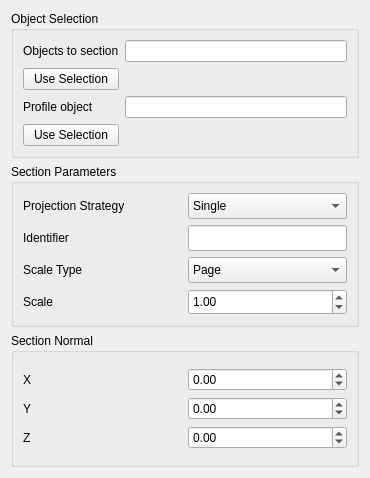
southseact-3d/fcd, file src/Mod/TechDraw/Gui/TaskComplexSection.ui: the form before one commit.
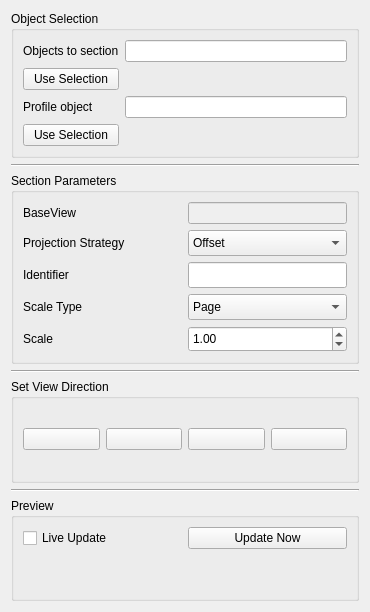
The form after the commit. Icons and pictures are not drawn.

Commit message:
[TD]SectionView/ComplexSection - preview, direction selection
- add preview/live update to TaskSectionView & TaskComplexSection
- add view direction selector to uis
- use SectionNormal as Direction.  Make Direction read-only
- simplify section line end point calculation
- section group command in toolbar
- make section and complex section icons consistent
- fix compsolid cutting tool
- terminology: single/piecewise to offset/aligned

The edit to the form file:
```diff
--- a/src/Mod/TechDraw/Gui/TaskComplexSection.ui
+++ b/src/Mod/TechDraw/Gui/TaskComplexSection.ui
@@ -7,7 +7,7 @@
     <x>0</x>
     <y>0</y>
     <width>370</width>
-    <height>478</height>
+    <height>612</height>
    </rect>
   </property>
   <property name="sizePolicy">
@@ -85,6 +85,13 @@
      </layout>
     </widget>
    </item>
+   <item>
+    <widget class="Line" name="line">
+     <property name="orientation">
+      <enum>Qt::Horizontal</enum>
+     </property>
+    </widget>
+   </item>
    <item>
     <widget class="QGroupBox" name="groupBox_2">
      <property name="title">
@@ -93,14 +100,7 @@
      <layout class="QVBoxLayout" name="verticalLayout_2">
       <item>
        <layout class="QGridLayout" name="gridLayout_4" columnstretch="1,1">
-        <item row="1" column="0">
-         <widget class="QLabel" name="label_2">
-          <property name="text">
-           <string>Identifier</string>
-          </property>
-         </widget>
-        </item>
-        <item row="2" column="1">
+        <item row="3" column="1">
          <widget class="QComboBox" name="cmbScaleType">
           <property name="minimumSize">
            <size>
@@ -128,54 +128,41 @@
           </item>
          </widget>
         </item>
-        <item row="3" column="1">
-         <widget class="QDoubleSpinBox" name="dsbScale">
-          <property name="minimumSize">
-           <size>
-            <width>0</width>
-            <height>26</height>
-           </size>
-          </property>
-          <property name="value">
-           <double>1.000000000000000</double>
-          </property>
-         </widget>
-        </item>
-        <item row="2" column="0">
-         <widget class="QLabel" name="label_3">
-          <property name="text">
-           <string>Scale Type</string>
-          </property>
-         </widget>
-        </item>
-        <item row="3" column="0">
+        <item row="4" column="0">
          <widget class="QLabel" name="label">
           <property name="text">
            <string>Scale</string>
           </property>
          </widget>
         </item>
-        <item row="1" column="1">
-         <widget class="QLineEdit" name="leSymbol">
+        <item row="3" column="0">
+         <widget class="QLabel" name="label_3">
+          <property name="text">
+           <string>Scale Type</string>
+          </property>
+         </widget>
+        </item>
+        <item row="4" column="1">
+         <widget class="QDoubleSpinBox" name="sbScale">
           <property name="minimumSize">
            <size>
             <width>0</width>
             <height>26</height>
            </size>
           </property>
-          <property name="toolTip">
-           <string>Identifier for this section</string>
+          <property name="value">
+           <double>1.000000000000000</double>
           </property>
          </widget>
         </item>
-        <item row="0" column="0">
+        <item row="1" column="0">
          <widget class="QLabel" name="label_7">
           <property name="text">
            <string>Projection Strategy</string>
           </property>
          </widget>
         </item>
-        <item row="0" column="1">
+        <item row="1" column="1">
          <widget class="QComboBox" name="cmbStrategy">
           <property name="sizePolicy">
            <sizepolicy hsizetype="Preferred" vsizetype="Fixed">
@@ -196,14 +183,14 @@
            </size>
           </property>
           <property name="currentText">
-           <string>Single</string>
+           <string>Offset</string>
           </property>
           <property name="currentIndex">
            <number>0</number>
           </property>
           <item>
            <property name="text">
-            <string>Single</string>
+            <string>Offset</string>
            </property>
           </item>
           <item>
@@ -218,67 +205,194 @@
           </item>
          </widget>
         </item>
+        <item row="2" column="0">
+         <widget class="QLabel" name="label_2">
+          <property name="text">
+           <string>Identifier</string>
+          </property>
+         </widget>
+        </item>
+        <item row="2" column="1">
+         <widget class="QLineEdit" name="leSymbol">
+          <property name="minimumSize">
+           <size>
+            <width>0</width>
+            <height>26</height>
+           </size>
+          </property>
+          <property name="toolTip">
+           <string>Identifier for this section</string>
+          </property>
+         </widget>
+        </item>
+        <item row="0" column="0">
+         <widget class="QLabel" name="label_5">
+          <property name="text">
+           <string>BaseView</string>
+          </property>
+         </widget>
+        </item>
+        <item row="0" column="1">
+         <widget class="QLineEdit" name="leBaseView">
+          <property name="enabled">
+           <bool>false</bool>
+          </property>
+         </widget>
+        </item>
        </layout>
       </item>
      </layout>
     </widget>
    </item>
    <item>
-    <widget class="QGroupBox" name="groupBox_3">
+    <widget class="Line" name="line_2">
+     <property name="orientation">
+      <enum>Qt::Horizontal</enum>
+     </property>
+    </widget>
+   </item>
+   <item>
+    <widget class="QGroupBox" name="gbOrientation">
      <property name="title">
-      <string>Section Normal</string>
+      <string>Set View Direction</string>
      </property>
      <layout class="QVBoxLayout" name="verticalLayout_4">
       <item>
+       <layout class="QHBoxLayout" name="viewDirectionLayout"/>
+      </item>
+      <item>
+       <layout class="QHBoxLayout" name="quickPickLayout">
+        <item>
+         <widget class="QPushButton" name="pbUp">
+          <property name="toolTip">
+           <string>Preset view direction looking up.</string>
+          </property>
+          <property name="text">
+           <string/>
+          </property>
+          <property name="icon">
+           <iconset>
+            <normalon>:/icons/actions/section-up.svg</normalon>
+           </iconset>
+          </property>
+          <property name="iconSize">
+           <size>
+            <width>48</width>
+            <height>48</height>
+           </size>
+          </property>
+         </widget>
+        </item>
+        <item>
+         <widget class="QPushButton" name="pbDown">
+          <property name="toolTip">
+           <string>Preset view direction looking down.</string>
+          </property>
+          <property name="text">
+           <string/>
+          </property>
+          <property name="icon">
+           <iconset>
+            <normalon>:/icons/actions/section-down.svg</normalon>
+           </iconset>
+          </property>
+          <property name="iconSize">
+           <size>
+            <width>48</width>
+            <height>48</height>
+           </size>
+          </property>
+         </widget>
+        </item>
+        <item>
+         <widget class="QPushButton" name="pbLeft">
+          <property name="toolTip">
+           <string>Preset view direction looking left.</string>
+          </property>
+          <property name="text">
+           <string/>
+          </property>
+          <property name="icon">
+           <iconset>
+            <normalon>:/icons/actions/section-left.svg</normalon>
+           </iconset>
+          </property>
+          <property name="iconSize">
+           <size>
+            <width>48</width>
+            <height>48</height>
+           </size>
+          </property>
+         </widget>
+        </item>
+        <item>
+         <widget class="QPushButton" name="pbRight">
+          <property name="toolTip">
+           <string>Preset view direction looking right.</string>
+          </property>
+          <property name="text">
+           <string/>
+          </property>
+          <property name="icon">
+           <iconset>
+            <normalon>:/icons/actions/section-right.svg</normalon>
+           </iconset>
+          </property>
+          <property name="iconSize">
+           <size>
+            <width>48</width>
+            <height>48</height>
+           </size>
+          </property>
+         </widget>
+        </item>
+       </layout>
+      </item>
+      <item>
+       <layout class="QVBoxLayout" name="compassLayout"/>
+      </item>
+     </layout>
+    </widget>
+   </item>
+   <item>
+    <widget class="Line" name="line_3">
+     <property name="orientation">
+      <enum>Qt::Horizontal</enum>
+     </property>
+    </widget>
+   </item>
+   <item>
+    <widget class="QGroupBox" name="groupBox_3">
+     <property name="title">
+      <string>Preview</string>
+     </property>
+     <layout class="QVBoxLayout" name="verticalLayout_5">
+      <item>
        <layout class="QGridLayout" name="gridLayout">
-        <item row="2" column="0">
-         <widget class="QLabel" name="label_6">
-          <property name="text">
-           <string>Z</string>
-          </property>
-         </widget>
-        </item>
         <item row="0" column="0">
-         <widget class="QLabel" name="label_4">
-          <property name="text">
-           <string>X</string>
+         <widget class="QCheckBox" name="cbLiveUpdate">
+          <property name="toolTip">
+           <string>Check to update display after every property change.</string>
           </property>
-         </widget>
-        </item>
-        <item row="1" column="0">
-         <widget class="QLabel" name="label_5">
           <property name="text">
-           <string>Y</string>
+           <string>Live Update</string>
           </property>
          </widget>
         </item>
         <item row="0" column="1">
-         <widget class="QDoubleSpinBox" name="dsbXNormal">
-          <property name="minimum">
-           <double>-2147483647.000000000000000</double>
+         <widget class="QPushButton" name="pbUpdateNow">
+          <property name="toolTip">
+           <string>Rebuild display now. May be slow for complex models.</string>
           </property>
-          <property name="maximum">
-           <double>2147483647.000000000000000</double>
+          <property name="text">
+           <string>Update Now</string>
           </property>
          </widget>
         </item>
-        <item row="1" column="1">
-         <widget class="QDoubleSpinBox" name="dsbYNormal">
-          <property name="minimum">
-           <double>-2147483647.000000000000000</double>
-          </property>
-          <property name="maximum">
-           <double>2147483647.000000000000000</double>
-          </property>
-         </widget>
-        </item>
-        <item row="2" column="1">
-         <widget class="QDoubleSpinBox" name="dsbZNormal">
-          <property name="minimum">
-           <double>-2147483647.000000000000000</double>
-          </property>
-          <property name="maximum">
-           <double>2147483647.000000000000000</double>
+        <item row="1" column="0">
+         <widget class="QLabel" name="lPendingUpdates">
+          <property name="text">
+           <string/>
           </property>
          </widget>
         </item>
```
Left out of the diff: 2 changed lines with no effect on the pictures. The commit also changes 26 other files.
